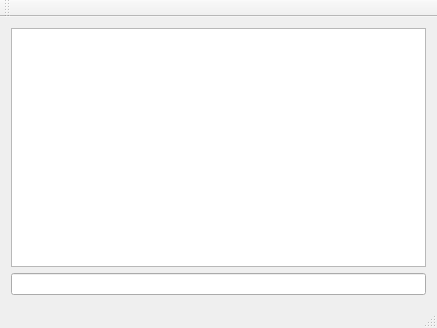
First picture: the form in mainwindow.ui, repository koalakoker/resParser, before the edit.
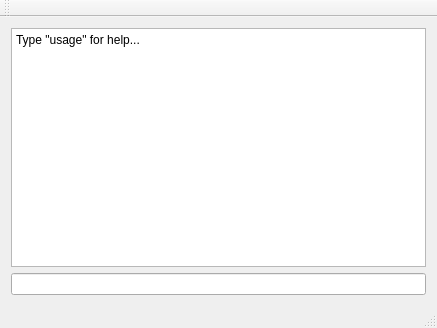
Second picture: the form after the edit. Custom widgets are drawn as their Qt base class.

What changed in the file:
```diff
--- a/mainwindow.ui
+++ b/mainwindow.ui
@@ -18,7 +18,11 @@
     <item>
      <widget class="QPlainTextEdit" name="output_pane">
       <property name="focusPolicy">
-       <enum>Qt::NoFocus</enum>
+       <enum>Qt::ClickFocus</enum>
+      </property>
+      <property name="plainText">
+       <string>Type &quot;usage&quot; for help...
+</string>
       </property>
      </widget>
     </item>
```
Left out of the diff: 6 changed lines with no effect on the pictures.
